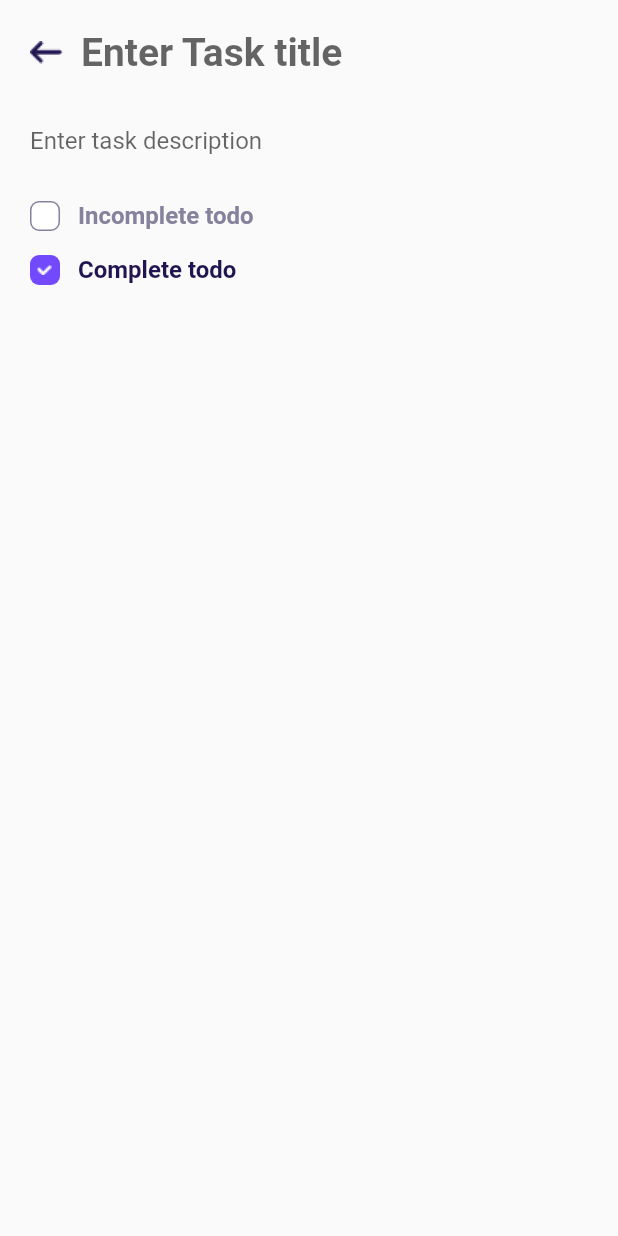
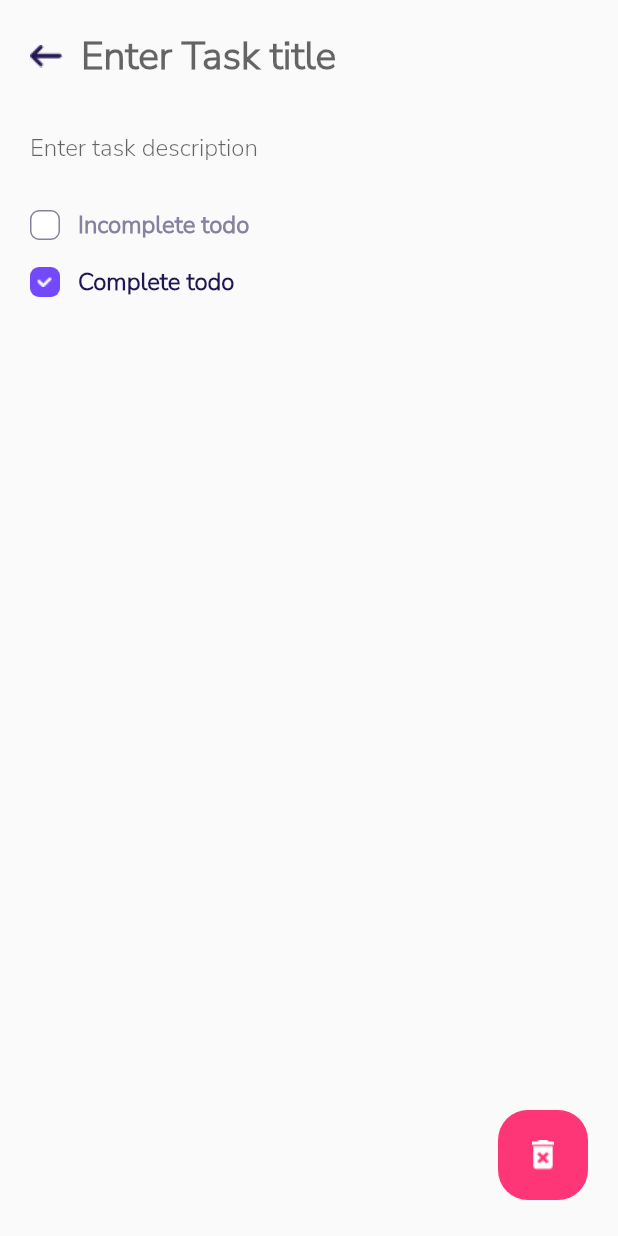
Before and after one commit to Ronak8602/todo_app, a Flutter app: the TaskPage screen opened directly, on a phone screen of 412 x 824 dp. Run offline on Flutter 3.47's test engine with Material 2 defaults, Android fonts, the phone set to English and light mode, and no system bars.

Commit message:
Created UI

```diff
--- a/lib/constants.dart
+++ b/lib/constants.dart
@@ -6,6 +6,7 @@ import 'package:flutter/material.dart';
 const Color kBackgroundWhiteColor = Color(0xfff6f6f6);
 const Color kPureWhiteColor = Colors.white;
 const Color kPurpleColor = Color(0xff7349fe);
+const Color kPinkColor = Color(0xfffe3577);
 
 
 
--- a/lib/views/task_page.dart
+++ b/lib/views/task_page.dart
@@ -14,7 +14,9 @@ class _TaskPageState extends State<TaskPage> {
   Widget build(BuildContext context) {
     return Scaffold(
       body: SafeArea(
-        child: Column(
+        child: Stack(
+          children: [
+            Column(
               children: [
                 Padding(
                   padding: const EdgeInsets.all(8.0),
@@ -66,6 +68,26 @@ class _TaskPageState extends State<TaskPage> {
                 Todo(todo: "Complete todo",isDone: true)
               ],
             ),
+            Positioned(
+              bottom: 24.0,
+              right: 20.0,
+              child: InkWell(
+                onTap: (){},
+                child: Container(
+                  height: 60.0,
+                  width: 60.0,
+                  decoration: BoxDecoration(
+                    color: kPinkColor,
+                    borderRadius: BorderRadius.circular(20.0),
+                  ),
+                  child: const Image(
+                    image: AssetImage("assets/images/delete_icon.png"),
+                  ),
+                ),
+              ),
+            )
+          ],
+        ),
       ),
     );
   }
--- a/lib/widgets.dart
+++ b/lib/widgets.dart
@@ -72,16 +72,26 @@ class Todo extends StatelessWidget {
             ),
             child: Image(
               image: AssetImage("assets/images/check_icon.png"),
-                height:20.0,
-                width: 20.0,
-              )),
+            ),
+          ),
           Text(
-            todo ?? "Check",
-            style: TextStyle(fontSize: 16.0, fontWeight: FontWeight.bold,
-                color:isDone ? kDarkTextColor : kLightTextColor ),
+            todo,
+            style: TextStyle(
+                fontSize: 16.0,
+                fontWeight: FontWeight.bold,
+                color: isDone ? kDarkTextColor : kLightTextColor),
           ),
         ],
       ),
     );
   }
 }
+
+// Used to remove glow when sliding screen
+class NoGlowBehaviour extends ScrollBehavior {
+  @override
+  Widget buildViewportChrome(
+      BuildContext context, Widget child, AxisDirection axisDirection) {
+    return child;
+  }
+}
```
Also changed, not shown: lib/main.dart (+3 -5 lines), lib/views/home_page.dart (+8 -1 lines), pubspec.yaml (+4 -5 lines), assets/fonts/NunitoSans-Light.ttf (added). Lines whose indentation alone changed are shown as unchanged.
